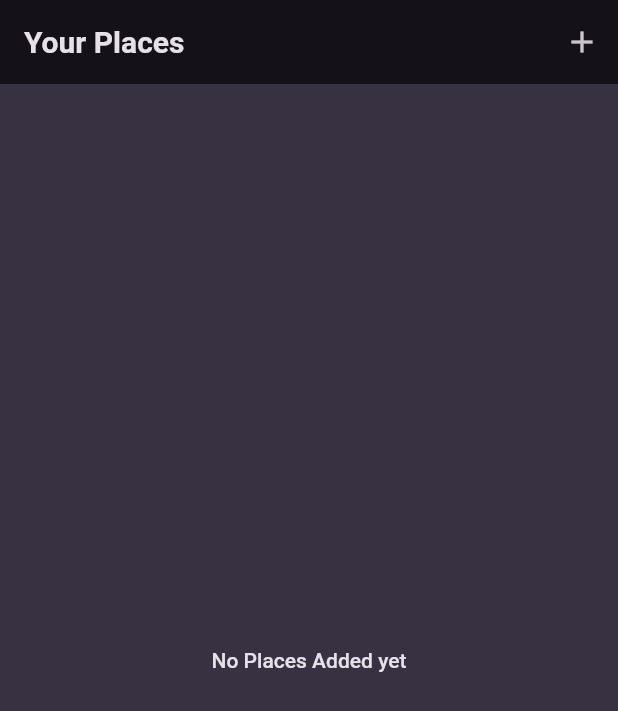
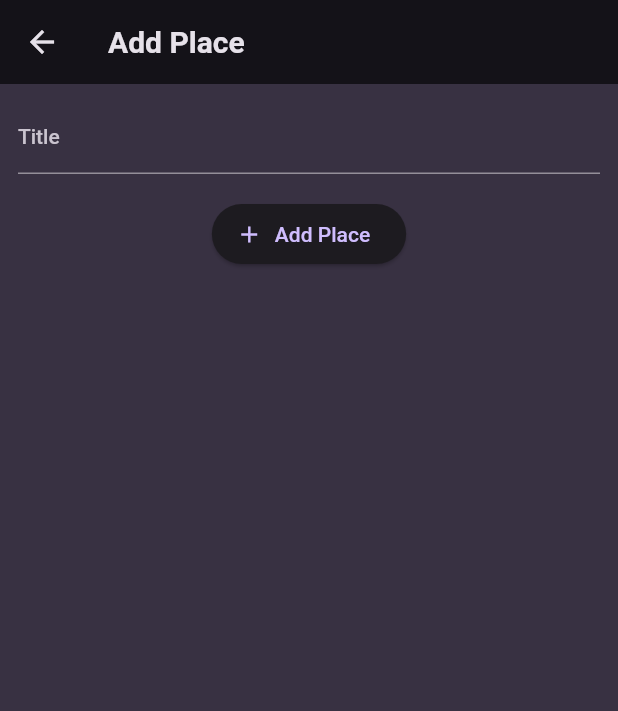
Before and after one commit to ammarabid29/flutterFavoriteSpacesApp, a Flutter app: the screen it shows after launch, after a tap on the "add" icon, on a phone screen of 412 x 824 dp. Shown: the top 711 px of the screen. Run offline on Flutter 3.47's test engine with Material 2 defaults, Android fonts, the phone set to English and light mode, and no system bars; our stand-ins replace flutter_riverpod, google_fonts.

Commit message:
add new place

```diff
--- a/lib/main.dart
+++ b/lib/main.dart
@@ -1,5 +1,6 @@
 import 'package:favorite_places/screens/places.dart';
 import 'package:flutter/material.dart';
+import 'package:flutter_riverpod/flutter_riverpod.dart';
 
 import 'package:google_fonts/google_fonts.dart';
 
@@ -28,7 +29,7 @@ final theme = ThemeData().copyWith(
 
 void main() {
   runApp(
-    const MyApp(),
+    const ProviderScope(child: MyApp()),
   );
 }
 
--- /dev/null
+++ b/lib/providers/user_places.dart
@@ -0,0 +1,16 @@
+import 'package:favorite_places/models/place.dart';
+import 'package:flutter_riverpod/flutter_riverpod.dart';
+
+class UserPlacesNotifier extends StateNotifier<List<Place>> {
+  UserPlacesNotifier() : super([]);
+
+  void addPlace(String title) {
+    final newPlace = Place(title: title);
+    state = [newPlace, ...state];
+  }
+}
+
+final userPlacesProvider =
+    StateNotifierProvider<UserPlacesNotifier, List<Place>>((ref) {
+  return UserPlacesNotifier();
+});
--- a/lib/screens/add_place.dart
+++ b/lib/screens/add_place.dart
@@ -0,0 +1,60 @@
+import 'package:favorite_places/providers/user_places.dart';
+import 'package:flutter/material.dart';
+import 'package:flutter_riverpod/flutter_riverpod.dart';
+
+class AddPlaceScreen extends ConsumerStatefulWidget {
+  const AddPlaceScreen({super.key});
+
+  @override
+  ConsumerState<AddPlaceScreen> createState() => _AddPlaceScreenState();
+}
+
+class _AddPlaceScreenState extends ConsumerState<AddPlaceScreen> {
+  final _titleController = TextEditingController();
+
+  @override
+  void dispose() {
+    _titleController.dispose();
+    super.dispose();
+  }
+
+  void _savePlace() {
+    final enteredTitle = _titleController.text;
+    if (enteredTitle.isEmpty) {
+      return;
+    }
+
+    ref.read(userPlacesProvider.notifier).addPlace(enteredTitle);
+    Navigator.pop(context);
+  }
+
+  @override
+  Widget build(BuildContext context) {
+    return Scaffold(
+      appBar: AppBar(
+        title: const Text("Add Place"),
+      ),
+      body: SingleChildScrollView(
+        padding: const EdgeInsets.all(12),
+        child: Column(
+          children: [
+            TextField(
+              decoration: const InputDecoration(labelText: "Title"),
+              style:
+                  TextStyle(color: Theme.of(context).colorScheme.onBackground),
+              controller: _titleController,
+            ),
+            const SizedBox(
+              height: 16,
+            ),
+            ElevatedButton.icon(
+              onPressed: _savePlace,
+              icon: const Icon(Icons.add),
+              label: const Text("Add Place"),
+            ),
+          ],
+        ),
+      ),
+    );
+  }
+}
--- a/lib/screens/places.dart
+++ b/lib/screens/places.dart
@@ -1,11 +1,16 @@
+import 'package:favorite_places/providers/user_places.dart';
+import 'package:favorite_places/screens/add_place.dart';
 import 'package:favorite_places/widgets/places_list.dart';
 import 'package:flutter/material.dart';
+import 'package:flutter_riverpod/flutter_riverpod.dart';
 
-class PlacesScreen extends StatelessWidget {
+class PlacesScreen extends ConsumerWidget {
   const PlacesScreen({super.key});
 
   @override
-  Widget build(BuildContext context) {
+  Widget build(BuildContext context, WidgetRef ref) {
+    final userPlaces = ref.watch(userPlacesProvider);
+
     return Scaffold(
       appBar: AppBar(
         title: const Text(
@@ -13,12 +18,20 @@ class PlacesScreen extends StatelessWidget {
         ),
         actions: [
           IconButton(
-            onPressed: () {},
+            onPressed: () {
+              Navigator.of(context).push(
+                MaterialPageRoute(
+                  builder: ((context) => const AddPlaceScreen()),
+                ),
+              );
+            },
             icon: const Icon(Icons.add),
           ),
         ],
       ),
-      body: const PlacesList(places: []),
+      body: PlacesList(
+        places: userPlaces,
+      ),
     );
   }
 }
--- a/pubspec.yaml
+++ b/pubspec.yaml
@@ -37,6 +37,7 @@ dependencies:
   cupertino_icons: ^1.0.2
   google_fonts: ^6.1.0
   uuid: ^4.1.0
+  flutter_riverpod: ^2.4.1
 
 dev_dependencies:
   flutter_test:
```
Also changed, not shown: pubspec.lock.
